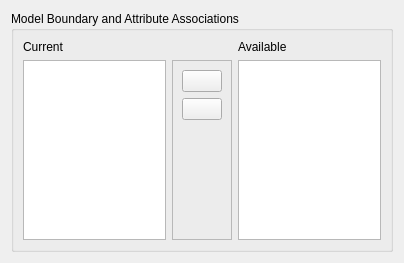
First picture: the form in smtk/extension/qt/qtAttributeAssociation.ui, repository Kitware/SMTK, before the edit.
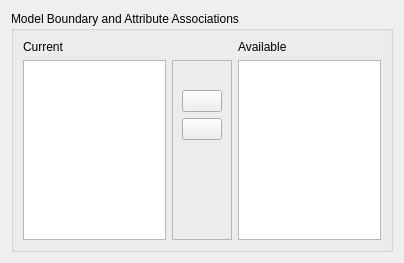
Second picture: the form after the edit.

Commit message:
ENH: Added mechanism to indicate invalid attributes and associations
* Also changed qtReferenceItemComboBox to display "Please Select" in red
* Also created const ints to indicate special columns in qtAttributeView's table of attributes

```diff
--- a/smtk/extension/qt/qtAttributeAssociation.ui
+++ b/smtk/extension/qt/qtAttributeAssociation.ui
@@ -50,6 +50,19 @@
          <enum>QFrame::Raised</enum>
         </property>
         <layout class="QVBoxLayout" name="verticalLayout">
+         <item>
+          <widget class="QLabel" name="AlertLabel">
+           <property name="text">
+            <string/>
+           </property>
+           <property name="textFormat">
+            <enum>Qt::RichText</enum>
+           </property>
+           <property name="alignment">
+            <set>Qt::AlignCenter</set>
+           </property>
+          </widget>
+         </item>
          <item>
           <widget class="QPushButton" name="MoveToRight">
            <property name="font">
```
The commit also changes 9 other files.
